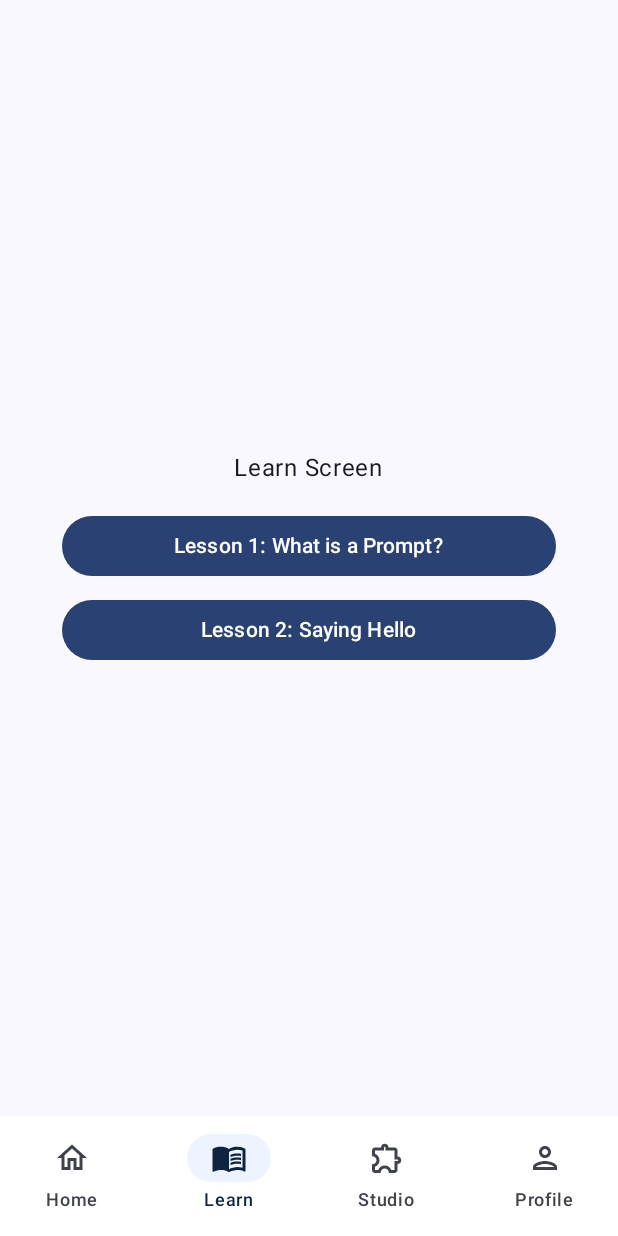
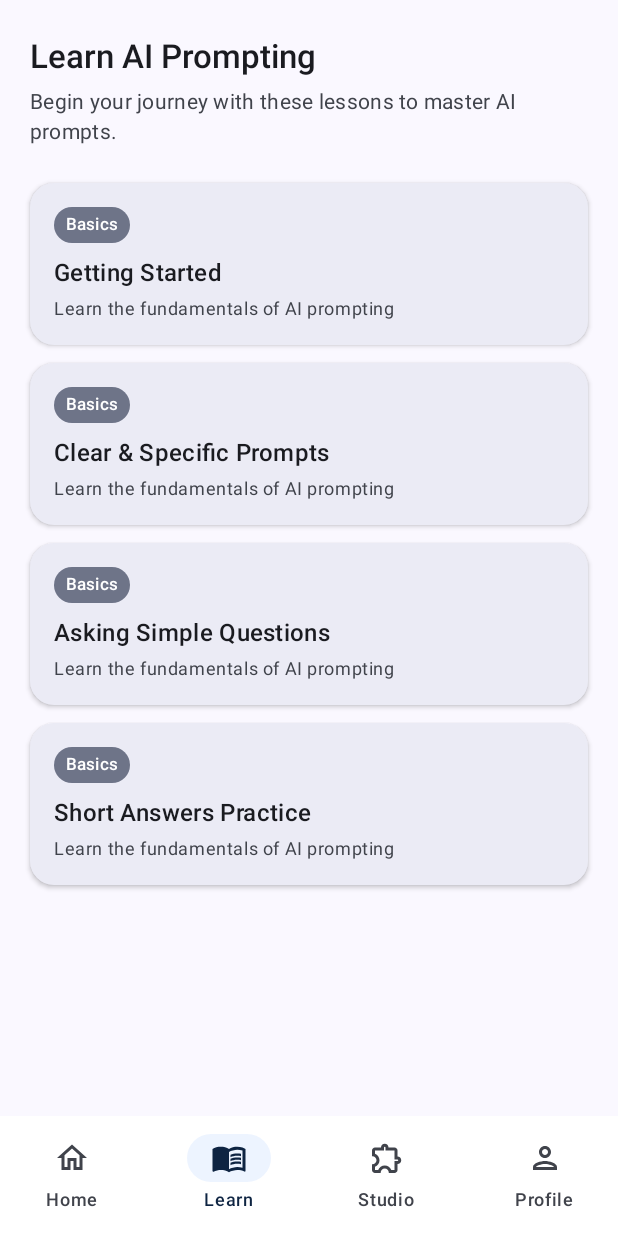
Before and after one commit to MaxNap/ai-lingo-android, an Android app built with Jetpack Compose: the LearnScreen screen opened through its navigation route, on a phone screen of 412 x 824 dp. Run offline under Robolectric (Android 15) with nearby library versions, the phone set to English and light mode, and no system bars; our stand-ins replace Firebase (no records; nobody signed in at launch, a user with empty details on screens opened directly).

Commit message:
Updated Learn screen

```diff
--- a/app/src/main/java/com/ailingo/app/ui/screens/LearnScreen.kt
+++ b/app/src/main/java/com/ailingo/app/ui/screens/LearnScreen.kt
@@ -1,40 +1,130 @@
 package com.ailingo.app.ui.screens
 
+import androidx.compose.foundation.background
+import androidx.compose.foundation.clickable
 import androidx.compose.foundation.layout.*
+import androidx.compose.foundation.lazy.LazyColumn
+import androidx.compose.foundation.lazy.items
 import androidx.compose.material3.*
 import androidx.compose.runtime.Composable
 import androidx.compose.ui.Alignment
 import androidx.compose.ui.Modifier
+import androidx.compose.ui.draw.clip
+import androidx.compose.ui.text.font.FontWeight
 import androidx.compose.ui.unit.dp
 import androidx.navigation.NavController
+import androidx.compose.foundation.shape.RoundedCornerShape
+import com.ailingo.app.ui.navigation.Routes
+
+private data class LearnItem(
+    val id: String,            // e.g. "1"
+    val title: String,         // e.g. "Getting Started"
+    val tag: String = "Basics",
+    val subtitle: String = "Learn the fundamentals of AI prompting"
+)
+
+private val learnItems = listOf(
+    LearnItem(id = "1", title = "Getting Started"),
+    LearnItem(id = "2", title = "Clear & Specific Prompts"),
+    LearnItem(id = "3", title = "Asking Simple Questions"),
+    LearnItem(id = "4", title = "Short Answers Practice")
+)
 
 @Composable
 fun LearnScreen(navController: NavController) {
-    Column(
-        modifier = Modifier.fillMaxSize(),
-        verticalArrangement = Arrangement.Center,
-        horizontalAlignment = Alignment.CenterHorizontally
-    ) {
-        Text(text = "Learn Screen")
+    Scaffold(
+        bottomBar = { /* BottomNavBar() if you have one */ },
+        containerColor = MaterialTheme.colorScheme.surface
+    ) { inner ->
+        Column(
+            modifier = Modifier
+                .padding(inner)
+                .fillMaxSize()
+                .padding(horizontal = 20.dp)
+        ) {
+            Spacer(Modifier.height(24.dp))
+            Text(
+                text = "Learn AI Prompting",
+                style = MaterialTheme.typography.titleLarge.copy(fontWeight = FontWeight.SemiBold)
+            )
+            Spacer(Modifier.height(6.dp))
+            Text(
+                text = "Begin your journey with these lessons to master AI prompts.",
+                style = MaterialTheme.typography.bodyMedium,
+                color = MaterialTheme.colorScheme.onSurfaceVariant
+            )
+            Spacer(Modifier.height(16.dp))
 
-        Spacer(modifier = Modifier.height(16.dp))
+            LazyColumn(
+                contentPadding = PaddingValues(vertical = 8.dp),
+                verticalArrangement = Arrangement.spacedBy(12.dp)
+            ) {
+                items(learnItems) { item ->
+                    LessonCard(
+                        tag = item.tag,
+                        title = item.title,
+                        subtitle = item.subtitle,
+                        onClick = {
+                            // Navigate based on lesson ID
+                            when (item.id) {
+                                // Getting Started → open Lesson 1 directly
+                                "1" -> navController.navigate(Routes.Lesson1)
 
-        // Add Lesson 1 button
-        Button(
-            onClick = { navController.navigate("lesson/1/1") },
-            modifier = Modifier.fillMaxWidth(0.8f)
-        ) {
-            Text("Lesson 1: What is a Prompt?")
-        }
-
-        Spacer(modifier = Modifier.height(8.dp))
-
-        // Add Lesson two button
-        Button(
-            onClick = { navController.navigate("lesson/1/2") },
-            modifier = Modifier.fillMaxWidth(0.8f)
-        ) {
-            Text("Lesson 2: Saying Hello")
+                                // Other lessons → open overview
+                                else -> navController.navigate(Routes.lessonOverview(item.id))
+                            }
+                        }
+                    )
+                }
+            }
         }
     }
 }
+
+@Composable
+private fun PillTag(text: String) {
+    Box(
+        modifier = Modifier
+            .clip(RoundedCornerShape(50))
+            .background(MaterialTheme.colorScheme.secondaryContainer)
+            .padding(horizontal = 8.dp, vertical = 4.dp)
+    ) {
+        Text(
+            text,
+            style = MaterialTheme.typography.labelSmall,
+            color = MaterialTheme.colorScheme.onSecondaryContainer
+        )
+    }
+}
+
+@Composable
+private fun LessonCard(
+    tag: String,
+    title: String,
+    subtitle: String,
+    onClick: () -> Unit
+) {
+    Surface(
+        shape = RoundedCornerShape(16.dp),
+        tonalElevation = 2.dp,
+        shadowElevation = 2.dp,
+        modifier = Modifier
+            .fillMaxWidth()
+            .clickable { onClick() }
+    ) {
+        Column(modifier = Modifier.padding(16.dp)) {
+            PillTag(tag)
+            Spacer(Modifier.height(8.dp))
+            Text(
+                text = title,
+                style = MaterialTheme.typography.titleMedium.copy(fontWeight = FontWeight.SemiBold)
+            )
+            Spacer(Modifier.height(4.dp))
+            Text(
+                text = subtitle,
+                style = MaterialTheme.typography.bodySmall,
+                color = MaterialTheme.colorScheme.onSurfaceVariant
+            )
+        }
+    }
+}
```
Also changed, not shown: app/src/main/java/com/ailingo/app/ui/navigation/AppNavHost.kt (+33 -17 lines), app/src/main/java/com/ailingo/app/ui/navigation/Routes.kt (+11 -0 lines), app/src/main/java/com/ailingo/app/ui/screens/LessonOverviewScreen.kt (added, +107 -0 lines).
